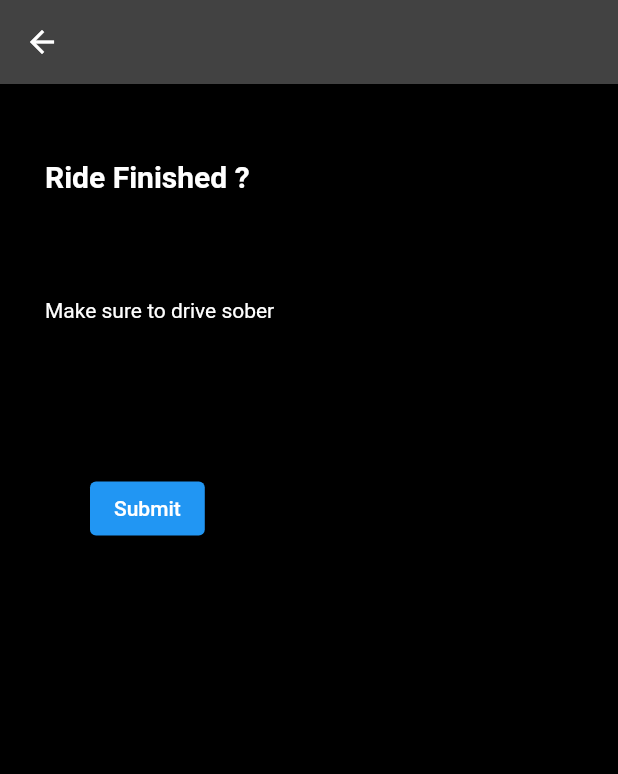
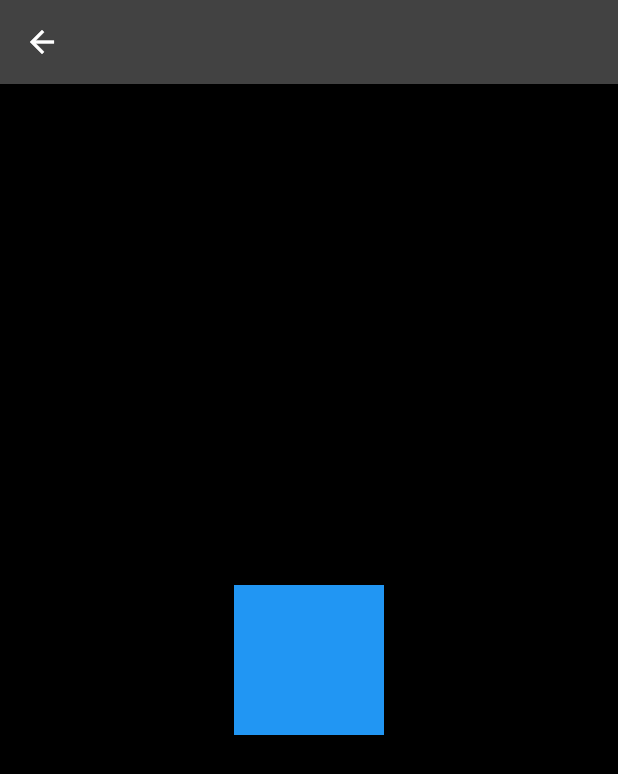
Before and after one commit to bhavesh982/Ridex_owner, a Flutter app: the RideFinish screen opened directly, on a phone screen of 412 x 824 dp. Shown: the top 774 px of the screen. Run offline on Flutter 3.47's test engine with Material 2 defaults, Android fonts, the phone set to English and light mode, and no system bars; our stand-ins replace cached_network_image, connectivity_plus, firebase_auth, firebase_core, firebase_database, firebase_storage and 2 more; accounts and stored records are empty.

Commit message:
updates of ui

```diff
--- a/lib/pages/addSpaceship.dart
+++ b/lib/pages/addSpaceship.dart
@@ -185,6 +185,7 @@ class _AddSpaceShipState extends State<AddSpaceShip> {
   Widget build(BuildContext context) {
     //isLoggedIn();
     return Scaffold(
+      backgroundColor: mainTheme,
       appBar: AppBar(
 
       ),
--- a/lib/pages/dashboard.dart
+++ b/lib/pages/dashboard.dart
@@ -107,7 +107,7 @@ class _DashboardState extends State<Dashboard> {
             ),
           ),
         ),
-        backgroundColor: const Color(0xff103232),
+        backgroundColor: mainTheme,
         body: Column(
           crossAxisAlignment: CrossAxisAlignment.start,
           children: [
--- a/lib/pages/rideConfirmOTP.dart
+++ b/lib/pages/rideConfirmOTP.dart
@@ -3,7 +3,6 @@ import 'package:flutter/material.dart';
 import 'package:otp_text_field/otp_field.dart';
 import 'package:otp_text_field/otp_field_style.dart';
 import 'package:otp_text_field/style.dart';
-import 'package:ridex_owner/pages/dashboard.dart';
 import 'package:ridex_owner/pages/rideDashboard.dart';
 import 'package:ridex_owner/pages/rideFinish.dart';
 
@@ -67,7 +66,6 @@ class _RideConfirmOTPState extends State<RideConfirmOTP> {
           const SizedBox(height: 150,)
         ],
       ),
-
     );
   }
 
--- a/lib/pages/rideDashboard.dart
+++ b/lib/pages/rideDashboard.dart
@@ -1,4 +1,5 @@
 import 'package:flutter/material.dart';
+import 'package:ridex_owner/global/global_var.dart';
 class RideDashboard extends StatefulWidget {
   const RideDashboard({super.key});
 
@@ -10,6 +11,7 @@ class _RideDashboardState extends State<RideDashboard> {
   @override
   Widget build(BuildContext context) {
     return Scaffold(
+      backgroundColor: mainTheme,
       appBar: AppBar(),
       body: const Center(
         child: Text("Welcome On Board"),
--- a/lib/pages/rideFinish.dart
+++ b/lib/pages/rideFinish.dart
@@ -1,8 +1,4 @@
-import 'package:firebase_database/firebase_database.dart';
 import 'package:flutter/material.dart';
-
-import '../global/global_var.dart';
-import '../widgets/loading_dialog.dart';
 class RideFinish extends StatefulWidget {
   const RideFinish({super.key});
 
@@ -15,74 +11,13 @@ class _RideFinishState extends State<RideFinish> {
   Widget build(BuildContext context) {
     return Scaffold(
       appBar: AppBar(),
-      body: Container(
-        child: Column(
-          children: [
-            const SizedBox(height: 50,),
-            Column(
-              mainAxisAlignment: MainAxisAlignment.start,
-              crossAxisAlignment: CrossAxisAlignment.start,
-              children: [
-                const Padding(
-                  padding: EdgeInsets.only(left: 30),
-                  child: Text("Ride Finished ?",style: TextStyle(
-                      fontSize: 20,
-                      fontWeight: FontWeight.bold
-                  ),),
-                ),
-                const SizedBox(height: 20,),
-                SizedBox(height: 50,),
-                const Padding(
-                  padding: EdgeInsets.only(left: 30),
-                  child: Text("Make sure to drive sober "),
-                ),
-
-                const SizedBox(height: 100,),
-                Padding(
-                  padding: const EdgeInsets.only(left: 60),
-                  child: ElevatedButton(onPressed: (){
-                    showDialog(context: context, builder: (c)=>AlertDialog(
-                      title: const Text("Confirmation"),
-                      content: const Text("are you sure you want to end the ride..."),
-                      actions: [
-                        TextButton(onPressed: (){
-                          finishRide();
-                        }, child: const Text("Yes")),
-                        TextButton(onPressed: (){
-                          Navigator.pop(context);
-                        }, child: const Text("Cancel"))
-                      ],
-                    ));
-                  }, child: const Text("Submit")),
-                ),
-
-              ],
-            ),
-          ],
-        ) ,
-      )
+      body: Center(
+        child: Container(
+          height: 100,
+          width: 100,
+          color: Colors.blue,
+        ),
+      ),
     );
   }
-
-  finishRide() async {
-    showDialog(
-        barrierDismissible: false,
-        context: context,
-        builder: (BuildContext context)=>LoadingDialog
-          (messageText: "Ending ride"));
-    DatabaseReference dRef= FirebaseDatabase.instance
-        .ref()
-        .child("owners")
-        .child(uid)
-        .child("riderequest")
-        .child(spaceShipSelected)
-        .child(userUID);
-    Map<String,Object> value={
-      "status":"finished"
-    };
-    await dRef.update(value).whenComplete(() {
-      Navigator.pop(context);
-      Navigator.push(context, MaterialPageRoute(builder: (c)=> const RideFinish()));
-    });
-  }
 }
--- a/lib/pages/rideNotifications.dart
+++ b/lib/pages/rideNotifications.dart
@@ -32,7 +32,7 @@ class _RideNotificationsState extends State<RideNotifications> {
             ),
           ),
         ),
-        backgroundColor: const Color(0xff103232),
+        backgroundColor: mainTheme,
         body: Column(
           crossAxisAlignment: CrossAxisAlignment.start,
           children: [
--- a/lib/pages/uploaded_content.dart
+++ b/lib/pages/uploaded_content.dart
@@ -44,6 +44,7 @@ class _UploadedContentState extends State<UploadedContent> {
   @override
   Widget build(BuildContext context) {
     return Scaffold(
+      backgroundColor: mainTheme,
       appBar: AppBar(
         title: const Text("AppBar"),
       ),
```
Lines whose indentation alone changed are shown as unchanged.
